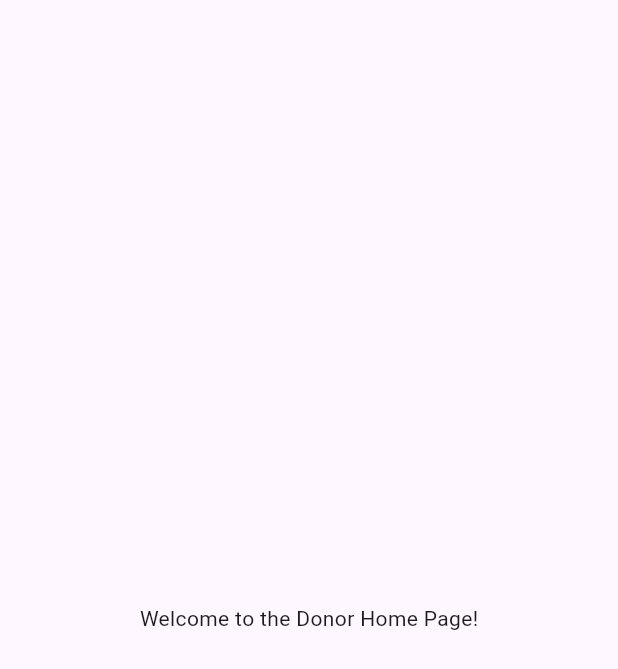
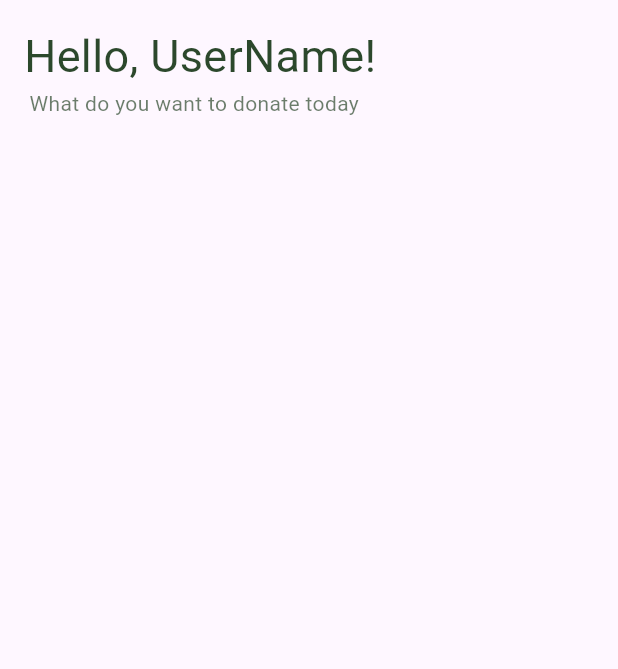
Before and after one commit to Leta-D/INSA_Group_40, a Flutter app: the DonorHomePage screen opened directly, on a phone screen of 412 x 824 dp. Shown: the top 669 px of the screen. Run offline on Flutter 3.47's test engine with Material 3 defaults, Android fonts, the phone set to English and light mode, and no system bars; our stand-ins replace firebase_auth, firebase_core, get, google_fonts; accounts and stored records are empty; Roboto replaces fonts that are missing (Damion).

Commit message:
changed some ui components

```diff
--- a/mobile_app/kind_bridge/lib/donor/pages/donor_home_page.dart
+++ b/mobile_app/kind_bridge/lib/donor/pages/donor_home_page.dart
@@ -1,10 +1,32 @@
 import 'package:flutter/material.dart';
+import 'package:google_fonts/google_fonts.dart';
+import 'package:kind_bridge/constants/colors.dart';
 
 class DonorHomePage extends StatelessWidget {
   @override
   Widget build(BuildContext context) {
     return Scaffold(
-      body: Center(child: Text('Welcome to the Donor Home Page!')),
+      body: Padding(
+        padding: const EdgeInsets.all(8.0),
+        child: Column(
+          children: [
+            Padding(
+              padding: const EdgeInsets.only(top: 8.0, left: 8),
+              child: Text(
+                "Hello, UserName!",
+                style: GoogleFonts.damion(color: appDarkGreen(1), fontSize: 30),
+              ),
+            ),
+            Text(
+              "What do you want to donate today",
+              style: GoogleFonts.daiBannaSil(
+                color: appDarkGreen(0.7),
+                fontSize: 14,
+              ),
+            ),
+          ],
+        ),
+      ),
     );
   }
 }
```
Also changed, not shown: mobile_app/kind_bridge/lib/auth/actor_selection.dart (+21 -2 lines), mobile_app/kind_bridge/lib/auth/auth_page.dart (+20 -3 lines), mobile_app/kind_bridge/lib/common/pages/main_page.dart (+88 -31 lines).
